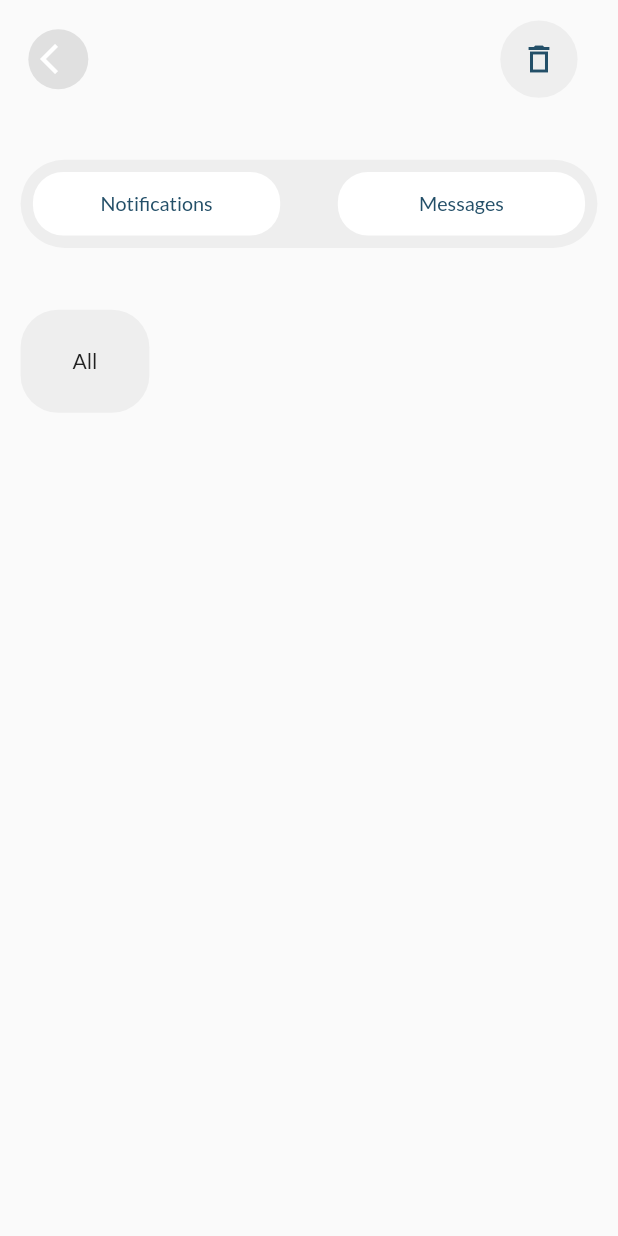
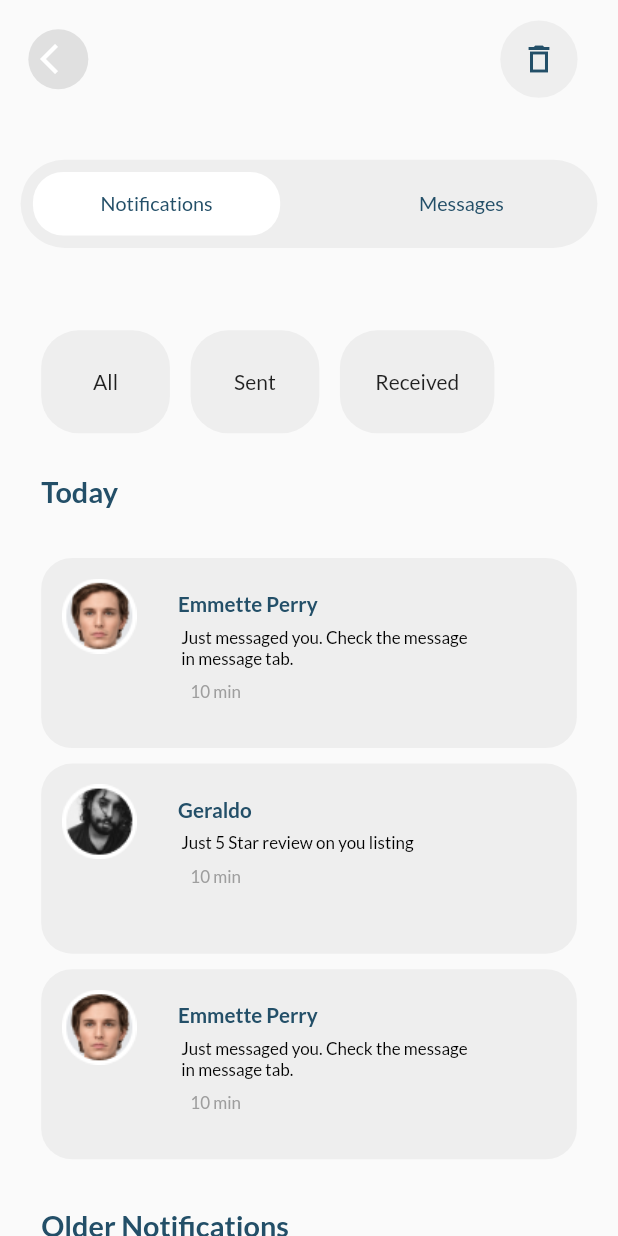
Before and after one commit to logicvalleypl/Bhaile, a Flutter app: the Offers screen opened directly, after a tap on "Notifications", on a phone screen of 412 x 824 dp. Run offline on Flutter 3.47's test engine with Material 2 defaults, Android fonts, the phone set to English and light mode, and no system bars; our stand-ins replace carousel_slider, flutter_otp_text_field, geocoding, google_maps_flutter, sizer.

Commit message:
Offers Screen done

```diff
--- /dev/null
+++ b/lib/controllers/Offers_Controller.dart
@@ -0,0 +1,13 @@
+import 'package:flutter/cupertino.dart';
+import 'package:bhaile/Widgets/Payment_widgets.dart';
+
+class Offers_Controller with ChangeNotifier {
+
+
+  int num = 0;
+  changeCheck(int a) {
+    num = a;
+    notifyListeners();
+  }
+
+}
--- a/lib/main.dart
+++ b/lib/main.dart
@@ -1,3 +1,4 @@
+import 'package:bhaile/controllers/Offers_Controller.dart';
 import 'package:bhaile/controllers/Profile_Controller.dart';
 import 'package:bhaile/controllers/bottomNavigationBarCtrl.dart';
 import 'package:bhaile/controllers/payment_provider.dart';
@@ -20,6 +21,7 @@ void main() {
       ChangeNotifierProvider(create: (_) => RegisterationController()),
       ChangeNotifierProvider(create: (_) => HomeScreenController()),
       ChangeNotifierProvider(create: (_) => Profile_Controller()),
+      ChangeNotifierProvider(create: (_) => Offers_Controller()),
     ], child: const MyApp()),
   );
 }
--- a/lib/view/Offers/Offers.dart
+++ b/lib/view/Offers/Offers.dart
@@ -1,11 +1,14 @@
-
-
+import 'package:bhaile/controllers/Offers_Controller.dart';
 import 'package:flutter/material.dart';
+import 'package:provider/provider.dart';
+import 'package:sizer/sizer.dart';
 
 import '../../Constants/AppColors.dart';
 import '../../Widgets/Texts.dart';
 import '../../widgets/Buttons.dart';
 import '../profileScreen/widgets/Row_Box.dart';
+import 'Widgets/Dismissible.dart';
+import 'Widgets/Notifications.dart';
 
 class Offers extends StatefulWidget {
   const Offers({Key? key}) : super(key: key);
@@ -15,22 +18,20 @@ class Offers extends StatefulWidget {
 }
 
 class _OffersState extends State<Offers> {
-
-
   @override
   Widget build(BuildContext context) {
+    var ctrl = context.read<Offers_Controller>();
     var w = MediaQuery.of(context).size.width;
     var h = MediaQuery.of(context).size.height;
     return Scaffold(
       body: SafeArea(
-        child: SingleChildScrollView
-          (
+        child: SingleChildScrollView(
           child: Container(
             child: Padding(
-              padding: EdgeInsets.all(w/30),
+              padding: EdgeInsets.all(w / 30),
               child: Column(
+                crossAxisAlignment: CrossAxisAlignment.start,
                 children: [
-
                   Row(
                     mainAxisAlignment: MainAxisAlignment.start,
                     children: [
@@ -44,78 +45,118 @@ class _OffersState extends State<Offers> {
                           color: AppColors.WHITE,
                         ),
                       ),
-
-
                       SizedBox(
                         width: w / 1.5,
                       ),
-                      Icon_Buttonn(w: w, h: h,icon: Icon(Icons.delete_outline_sharp,color: AppColors.PRIMARY_DARK,),ontap: () {}),
-
+                      Icon_Buttonn(
+                          w: w,
+                          h: h,
+                          icon: Icon(
+                            Icons.delete_outline_sharp,
+                            color: AppColors.PRIMARY_DARK,
+                          ),
+                          ontap: () {}),
                     ],
                   ),
-
                   SizedBox(
-                    height: h/20,
+                    height: h / 20,
                   ),
-
                   Container(
-
                       width: w / 1,
                       height: h / 14,
                       decoration: BoxDecoration(
                         borderRadius: BorderRadius.circular(40),
                         color: Colors.grey[200],
                       ),
-
-                    child: Row(
-                      mainAxisAlignment: MainAxisAlignment.spaceBetween,
-                      children:[
+                      child: Consumer<Offers_Controller>(
+                        builder: (co, ct, ch) => ct.num == 1
+                            ? Row(
+                                mainAxisAlignment:
+                                    MainAxisAlignment.spaceBetween,
+                                children: [
                                     Offers_Row_Box(
                                       w: w,
                                       h: h,
-
                                       text: "Notifications",
-                        ontap: (){},
+                                      ontap: () {
+                                        ctrl.changeCheck(1);
+                                      },
                                       colora: AppColors.WHITE,
                                       colorb: AppColors.PRIMARY_DARK,
                                     ),
                                     Offers_Row_Box(
                                       w: w,
                                       h: h,
-
                                       text: "Messages",
-                          ontap: (){},
+                                      ontap: () {
+                                        ctrl.changeCheck(0);
+                                      },
+                                      colora: Colors.grey[200]!,
+                                      colorb: AppColors.PRIMARY_DARK,
+                                    ),
+                                  ])
+                            : Row(
+                                mainAxisAlignment:
+                                    MainAxisAlignment.spaceBetween,
+                                children: [
+                                    Offers_Row_Box(
+                                      w: w,
+                                      h: h,
+                                      text: "Notifications",
+                                      ontap: () {
+                                        ctrl.changeCheck(1);
+                                      },
+                                      colora: Colors.grey[200]!,
+                                      colorb: AppColors.PRIMARY_DARK,
+                                    ),
+                                    Offers_Row_Box(
+                                      w: w,
+                                      h: h,
+                                      text: "Messages",
+                                      ontap: () {
+                                        ctrl.changeCheck(0);
+                                      },
                                       colora: AppColors.WHITE,
                                       colorb: AppColors.PRIMARY_DARK,
                                     ),
-
-                      ]
-
+                                  ]),
+                      )),
+                  Consumer<Offers_Controller>(
+                    builder: (co, ct, ch) => ct.num == 1
+                        ? Notfications(w: w, h: h)
+                        : Column(
+                      crossAxisAlignment: CrossAxisAlignment.start,
+                            children: [
+                              Padding(
+                                padding:  EdgeInsets.all(w/30),
+                                child: Bold_Text(
+                                    text: "All Chats",
+                                    color: AppColors.PRIMARY_DARK,
+                                    size: 14.sp),
+                              ),
+                              Padding(
+                                padding:EdgeInsets.only(top: w/80,bottom:w/80 ),
+                                child: DismissibleWidget2(
+                                    key: Key('item_1'),
+                                    title: "Milano ",
+                                    src: "assets/Offers/img1.png",
+                                    notification: "hi! how are you?",
+                                    time: '',
+                                    onDismissed: (){}),
                               ),
 
-
+                              Padding(
+                                padding:EdgeInsets.only(top: w/80,bottom:w/80 ),
+                                child: DismissibleWidget2(
+                                    key: Key('item_2'),
+                                    title: "Milano ",
+                                    src: "assets/Offers/img1.png",
+                                    notification: "hi! how are you?",
+                                    time: '',
+                                    onDismissed: (){}),
                               ),
-
-
-                  SizedBox(height: h/20,),
-                  Row(
-                    children: [
-                     Container(
-
-                        padding: EdgeInsets.all(w/220),
-                        width: w/4.8,
-                        height: h/12,
-                        decoration: BoxDecoration(
-                          borderRadius: BorderRadius.circular(25),
-                          color: Colors.grey[200],
-
+                            ],
                           ),
-                       child: Text("All"),alignment: Alignment.center,
-                      ),
-
-                      SizedBox(width: w/30,),
-
-                    ],
                   ),
                 ],
               ),
@@ -126,3 +167,31 @@ class _OffersState extends State<Offers> {
     );
   }
 }
+
+class Offers_Container extends StatelessWidget {
+  const Offers_Container({
+    super.key,
+    required this.w,
+    required this.h,
+    required this.text,
+  });
+
+  final double w;
+  final double h;
+  final String text;
+
+  @override
+  Widget build(BuildContext context) {
+    return Container(
+      padding: EdgeInsets.all(w / 220),
+      width: w / 4.8,
+      height: h / 12,
+      decoration: BoxDecoration(
+        borderRadius: BorderRadius.circular(25),
+        color: Colors.grey[200],
+      ),
+      child: Text(text),
+      alignment: Alignment.center,
+    );
+  }
+}
--- /dev/null
+++ b/lib/view/Offers/Widgets/Dismissible.dart
@@ -0,0 +1,186 @@
+import 'package:bhaile/Constants/AppColors.dart';
+import 'package:bhaile/Widgets/Texts.dart';
+import 'package:bhaile/widgets/boldText.dart';
+import 'package:flutter/material.dart';
+import 'package:sizer/sizer.dart';
+
+class DismissibleWidget extends StatelessWidget {
+  final Key key;
+  final VoidCallback onDismissed;
+  final String src;
+  final String title;
+  final String notification;
+  final String time;
+
+
+  DismissibleWidget({
+    required this.key,
+    required this.title,
+    required this.src,
+    required this.notification,
+    required this.time,
+    required this.onDismissed,
+  });
+
+  @override
+  Widget build(BuildContext context) {
+    var w = MediaQuery.of(context).size.width;
+    var h = MediaQuery.of(context).size.height;
+    return Dismissible(
+      key: key,
+      direction: DismissDirection.endToStart,
+      onDismissed: (_) => onDismissed(),
+      background: Container(
+
+
+        decoration: BoxDecoration(
+          color: AppColors.PRIMARY_DARK,
+          borderRadius: BorderRadius.circular(w/20),
+
+        ),
+
+        child: Align(
+          alignment: Alignment.centerRight,
+          child: Padding(
+            padding: EdgeInsets.only(right: 16.0),
+            child: Icon(Icons.delete_outline_sharp, color: Colors.white),
+          ),
+        ),
+      ),
+      child:Container(
+        height: h/6.5,
+        width: w/1,
+        decoration: BoxDecoration(
+          color: Colors.grey[200],
+          borderRadius: BorderRadius.circular(w/20),
+        ),
+
+        child: Row(
+          crossAxisAlignment: CrossAxisAlignment.start,
+          mainAxisAlignment: MainAxisAlignment.start,
+          children: [
+
+            Padding(
+              padding: EdgeInsets.all(w/30),
+              child: Image.asset(src),
+            ),
+
+
+            Padding(
+                padding:EdgeInsets.all(w/30),
+
+              child: Column(
+                mainAxisAlignment: MainAxisAlignment.start,
+                crossAxisAlignment: CrossAxisAlignment.start,
+                children: [
+
+
+                  Padding(
+                    padding:  EdgeInsets.only(top: w/50,bottom: w/50),
+                    child: Bold_Text(text: title, color: AppColors.PRIMARY_DARK, size: 10.sp),
+                  ),
+
+                  SimpleText(text: notification, color: AppColors.BLACK , size: 6.sp),
+
+                  Padding(padding: EdgeInsets.all(w/50),
+                  child: SimpleText(text:time,color: Colors.grey[500]!,size: 6.sp),
+                  )
+                ],
+              ),
+            ),
+          ],
+        ),
+      ),
+    );
+  }
+}
+
+
+class DismissibleWidget2 extends StatelessWidget {
+  final Key key;
+  final VoidCallback onDismissed;
+  final String src;
+  final String title;
+  final String notification;
+  final String time;
+
+
+  DismissibleWidget2({
+    required this.key,
+    required this.title,
+    required this.src,
+    required this.notification,
+    required this.time,
+    required this.onDismissed,
+  });
+
+  @override
+  Widget build(BuildContext context) {
+    var w = MediaQuery.of(context).size.width;
+    var h = MediaQuery.of(context).size.height;
+    return Dismissible(
+      key: key,
+      direction: DismissDirection.endToStart,
+      onDismissed: (_) => onDismissed(),
+      background: Container(
+
+
+        decoration: BoxDecoration(
+          color: AppColors.PRIMARY_DARK,
+          borderRadius: BorderRadius.circular(w/20),
+
+        ),
+
+        child: Align(
+          alignment: Alignment.centerRight,
+          child: Padding(
+            padding: EdgeInsets.only(right: 16.0),
+            child: Icon(Icons.delete_outline_sharp, color: Colors.white),
+          ),
+        ),
+      ),
+      child:Container(
+        height: h/8,
+        width: w/1,
+        decoration: BoxDecoration(
+          color: Colors.grey[200],
+          borderRadius: BorderRadius.circular(w/20),
+        ),
+
+        child: Row(
+          crossAxisAlignment: CrossAxisAlignment.start,
+          mainAxisAlignment: MainAxisAlignment.start,
+          children: [
+
+            Padding(
+              padding: EdgeInsets.all(w/30),
+              child: Image.asset(src),
+            ),
+
+
+            Padding(
+              padding:EdgeInsets.all(w/30),
+
+              child: Column(
+                mainAxisAlignment: MainAxisAlignment.start,
+                crossAxisAlignment: CrossAxisAlignment.start,
+                children: [
+
+
+                  Padding(
+                    padding:  EdgeInsets.only(top: w/50,bottom: w/50),
+                    child: Bold_Text(text: title, color: AppColors.PRIMARY_DARK, size: 10.sp),
+                  ),
+
+                  SimpleText(text: notification, color: AppColors.BLACK , size: 6.sp),
+
+
+                ],
+              ),
+            ),
+          ],
+        ),
+      ),
+    );
+  }
+}
--- /dev/null
+++ b/lib/view/Offers/Widgets/Notifications.dart
@@ -0,0 +1,143 @@
+import 'package:flutter/cupertino.dart';
+import 'package:flutter/material.dart';
+import 'package:sizer/sizer.dart';
+
+import '../../../Constants/AppColors.dart';
+import '../../../Widgets/Texts.dart';
+import '../Offers.dart';
+import 'Dismissible.dart';
+
+class Notfications extends StatelessWidget {
+  const Notfications({
+    super.key,
+    required this.w,
+    required this.h,
+  });
+
+  final double w;
+  final double h;
+
+  @override
+  Widget build(BuildContext context) {
+    return Padding(
+      padding: EdgeInsets.all(w/30),
+      child: Column(
+        crossAxisAlignment: CrossAxisAlignment.start,
+        children: [
+          SizedBox(height: h/20,),
+          Row(
+            children: [
+              Offers_Container(w: w, h: h,text: "All",),
+
+              SizedBox(width: w/30,),
+
+              Offers_Container(w: w, h: h,text: "Sent",),
+
+              SizedBox(width: w/30,),
+
+              Container(
+                padding: EdgeInsets.all(w/220),
+                width: w/4,
+                height: h/12,
+                decoration: BoxDecoration(
+                  borderRadius: BorderRadius.circular(25),
+                  color: Colors.grey[200],
+
+                ),
+                child: Text("Received"),alignment: Alignment.center,
+              )
+
+            ],
+          ),
+
+          SizedBox(height: h/30,),
+
+          Bold_Text(text: "Today", color: AppColors.PRIMARY_DARK, size: 14.sp),
+
+
+          SizedBox(height: h/30,),
+          Column(
+            crossAxisAlignment: CrossAxisAlignment.start,
+            children: [
+
+              Padding(
+                padding: EdgeInsets.only(top: w/80,bottom: w/80),
+                child: DismissibleWidget(onDismissed: (){},
+                  key: Key('item_1'),
+                  title: "Emmette Perry",
+                  notification:" Just messaged you. Check the message \n in message tab.",
+                  src: "assets/Offers/img1.png", time: '10 min',
+
+
+                ),
+              ),
+
+              Padding(
+                padding: EdgeInsets.only(top: w/80,bottom: w/80),
+                child: DismissibleWidget(onDismissed: (){},
+                  key: Key('item_2'),
+                  title: "Geraldo",
+                  notification:" Just 5 Star review on you listing",
+                  src: "assets/Offers/img2.png", time: '10 min',
+
+
+                ),
+              ),
+
+              Padding(
+                padding: EdgeInsets.only(top: w/80,bottom: w/80),
+                child: DismissibleWidget(onDismissed: (){},
+                  key: Key('item_3'),
+                  title: "Emmette Perry",
+                  notification:" Just messaged you. Check the message \n in message tab.",
+                  src: "assets/Offers/img1.png", time: '10 min',
+
+                ),
+              ),
+
+            ],
+          ),
+
+
+          SizedBox(height: h/30,),
+
+          Bold_Text(text: "Older Notifications", color: AppColors.PRIMARY_DARK, size: 14.sp),
+
+
+          SizedBox(height: h/30,),
+          Column(
+            crossAxisAlignment: CrossAxisAlignment.start,
+            children: [
+
+
+
+              Padding(
+                padding: EdgeInsets.only(top: w/80,bottom: w/80),
+                child: DismissibleWidget(onDismissed: (){},
+                  key: Key('item_2'),
+                  title: "Geraldo",
+                  notification:" Just 5 Star review on you listing",
+                  src: "assets/Offers/img2.png", time: '10 min',
+
+
+                ),
+              ),
+
+              Padding(
+                padding: EdgeInsets.only(top: w/80,bottom: w/80),
+                child: DismissibleWidget(onDismissed: (){},
+                  key: Key('item_3'),
+                  title: "Emmette Perry",
+                  notification:" Just messaged you. Check the message \n in message tab.",
+                  src: "assets/Offers/img1.png", time: '10 min',
+
+                ),
+              ),
+
+            ],
+          ),
+        ],
+      ),
+    );
+  }
+}
--- a/pubspec.yaml
+++ b/pubspec.yaml
@@ -74,6 +74,7 @@ flutter:
     - assets/preferable/
     - assets/payments/
     - assets/Home/
+    - assets/Offers/
 
   # assets:
   #   - images/a_dot_burr.jpeg
```
Also changed, not shown: assets/Offers/img1.png (added), assets/Offers/img2.png (added). Lines whose indentation alone changed are shown as unchanged.
